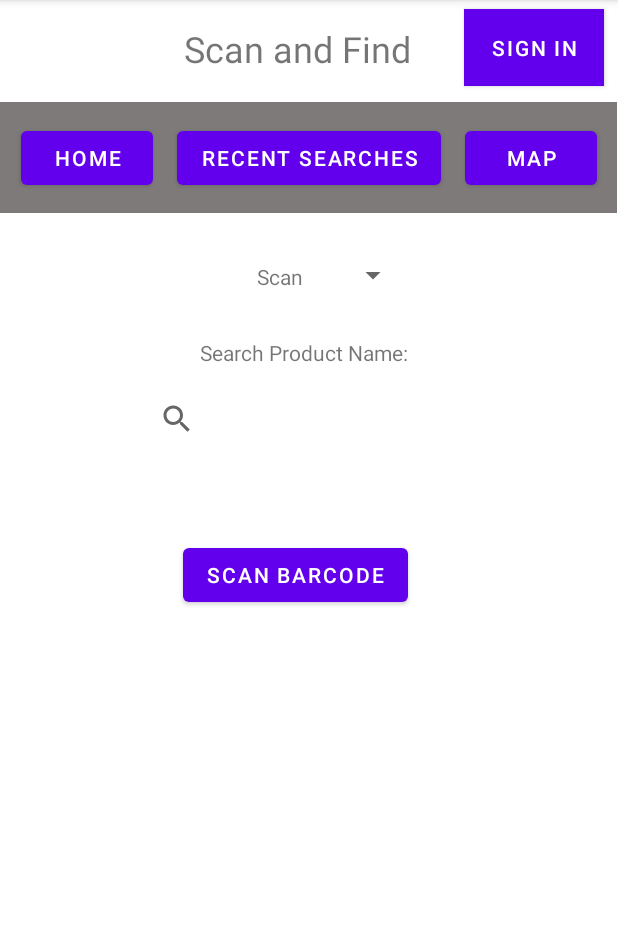
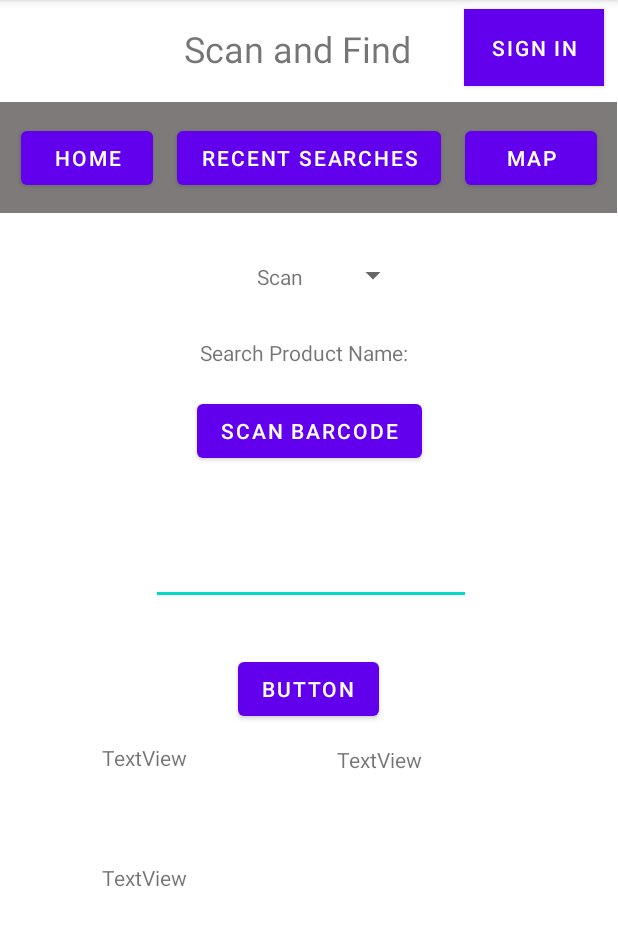
Before and after one commit to EthanDeGuzman/ProductFinder, an Android app: the screen it shows after launch (MainActivity), on a phone screen of 412 x 824 dp, the part 84-1030 px from its top. Run offline under Robolectric (Android 15) with nearby library versions, the phone set to English and light mode, and no system bars; our stand-ins replace Volley.

```diff
--- a/app/build.gradle
+++ b/app/build.gradle
@@ -28,6 +28,7 @@ android {
 }
 
 dependencies {
+    implementation 'com.amitshekhar.android:android-networking:1.0.2'
     implementation 'com.google.android.gms:play-services-vision:11.0.2'
     implementation 'androidx.appcompat:appcompat:1.3.1'
     implementation 'com.google.android.material:material:1.4.0'
@@ -35,4 +36,5 @@ dependencies {
     testImplementation 'junit:junit:4.+'
     androidTestImplementation 'androidx.test.ext:junit:1.1.3'
     androidTestImplementation 'androidx.test.espresso:espresso-core:3.4.0'
+    implementation 'com.android.volley:volley:1.2.1'
 }
--- a/app/src/main/AndroidManifest.xml
+++ b/app/src/main/AndroidManifest.xml
@@ -4,6 +4,7 @@
 
     <uses-permission android:name="android.permission.CAMERA" />
     <uses-permission android:name="android.permission.INTERNET" />
+    <uses-permission android:name="android.permission.ACCESS_NETWORK_STATE"/>
 
     <application
         android:allowBackup="true"
--- a/app/src/main/res/layout/activity_main.xml
+++ b/app/src/main/res/layout/activity_main.xml
@@ -16,18 +16,6 @@
         app:layout_constraintRight_toRightOf="parent"
         app:layout_constraintTop_toTopOf="parent"
         app:layout_constraintVertical_bias="0.301" />
-
-    <SearchView
-        android:layout_width="215dp"
-        android:layout_height="42dp"
-        app:layout_constraintBottom_toBottomOf="parent"
-        app:layout_constraintEnd_toEndOf="parent"
-        app:layout_constraintHorizontal_bias="0.479"
-        app:layout_constraintStart_toStartOf="parent"
-        app:layout_constraintTop_toTopOf="parent"
-        app:layout_constraintVertical_bias="0.355">
-
-    </SearchView>
 
     <TextView
         android:id="@+id/textView"
@@ -131,9 +119,72 @@
         android:text="Scan Barcode"
         app:layout_constraintBottom_toBottomOf="parent"
         app:layout_constraintEnd_toEndOf="parent"
-        app:layout_constraintHorizontal_bias="0.465"
         app:layout_constraintStart_toStartOf="parent"
         app:layout_constraintTop_toTopOf="parent"
-        app:layout_constraintVertical_bias="0.499" />
+        app:layout_constraintVertical_bias="0.366" />
+
+    <EditText
+        android:id="@+id/searchQuery"
+        android:layout_width="wrap_content"
+        android:layout_height="wrap_content"
+        android:layout_marginTop="44dp"
+        android:ems="10"
+        android:inputType="textPersonName"
+        android:minHeight="48dp"
+        app:layout_constraintEnd_toEndOf="parent"
+        app:layout_constraintHorizontal_bias="0.507"
+        app:layout_constraintStart_toStartOf="parent"
+        app:layout_constraintTop_toBottomOf="@+id/scanbtn"
+        tools:ignore="SpeakableTextPresentCheck" />
+
+    <Button
+        android:id="@+id/scanQuery"
+        android:layout_width="wrap_content"
+        android:layout_height="wrap_content"
+        android:layout_marginTop="32dp"
+        android:onClick="callQuery"
+        android:text="Button"
+        app:layout_constraintEnd_toEndOf="parent"
+        app:layout_constraintHorizontal_bias="0.498"
+        app:layout_constraintStart_toStartOf="parent"
+        app:layout_constraintTop_toBottomOf="@+id/searchQuery" />
+
+    <TextView
+        android:id="@+id/name"
+        android:layout_width="117dp"
+        android:layout_height="45dp"
+        android:layout_marginStart="68dp"
+        android:layout_marginTop="12dp"
+        android:text="TextView"
+        app:layout_constraintStart_toStartOf="parent"
+        app:layout_constraintTop_toBottomOf="@+id/scanQuery" />
+
+    <TextView
+        android:id="@+id/price"
+        android:layout_width="116dp"
+        android:layout_height="46dp"
+        android:layout_marginStart="68dp"
+        android:layout_marginTop="28dp"
+        android:text="TextView"
+        app:layout_constraintBottom_toBottomOf="parent"
+        app:layout_constraintEnd_toStartOf="@+id/link"
+        app:layout_constraintHorizontal_bias="0.0"
+        app:layout_constraintStart_toStartOf="parent"
+        app:layout_constraintTop_toBottomOf="@+id/name"
+        app:layout_constraintVertical_bias="0.044" />
+
+    <TextView
+        android:id="@+id/link"
+        android:layout_width="155dp"
+        android:layout_height="163dp"
+        android:layout_marginTop="12dp"
+        android:layout_marginEnd="32dp"
+        android:text="TextView"
+        app:layout_constraintBottom_toBottomOf="parent"
+        app:layout_constraintEnd_toEndOf="parent"
+        app:layout_constraintHorizontal_bias="1.0"
+        app:layout_constraintStart_toEndOf="@+id/name"
+        app:layout_constraintTop_toBottomOf="@+id/scanQuery"
+        app:layout_constraintVertical_bias="0.011" />
 
 </androidx.constraintlayout.widget.ConstraintLayout>
```
Also changed, not shown: app/src/main/java/edu/edeguzman/productfinder/MainActivity.java (+72 -5 lines).
